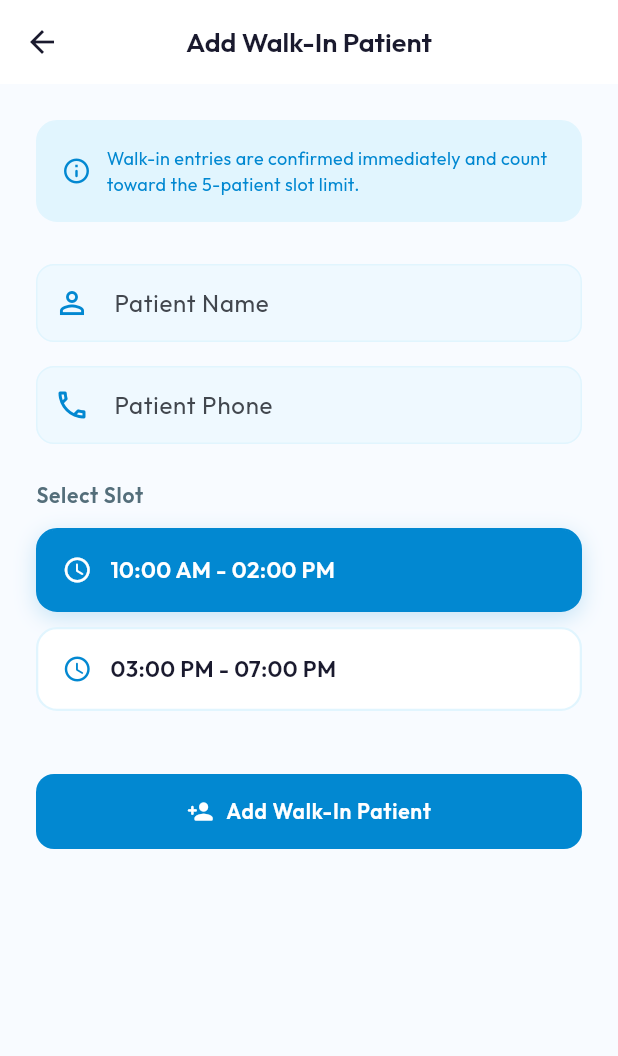
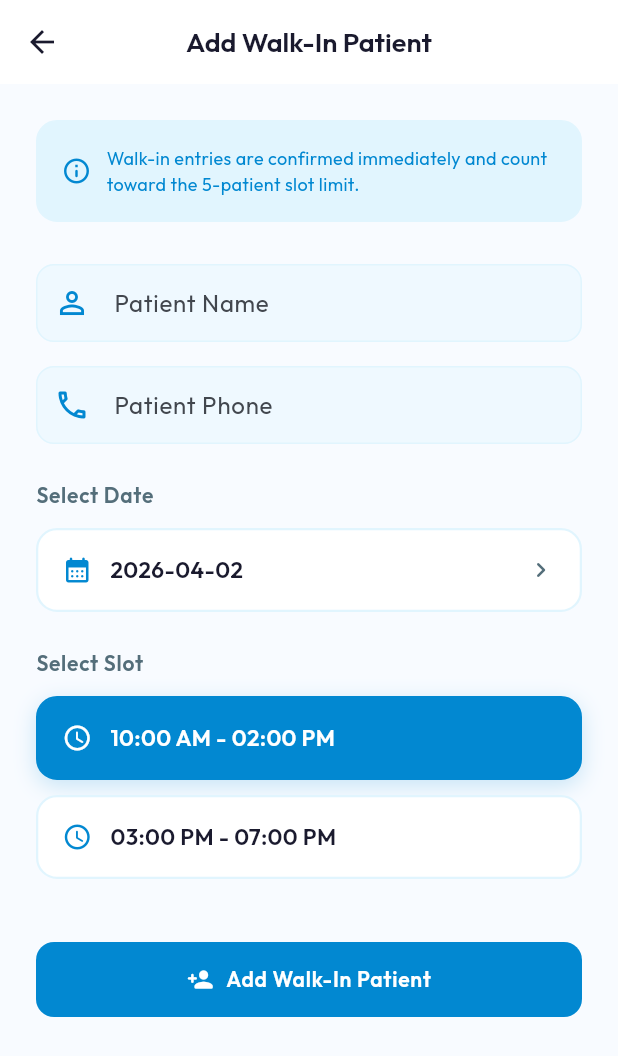
Before and after one commit to Charan512/ManaHospitalUI, a Flutter app: the OfflineEntryForm screen opened directly, on a phone screen of 412 x 824 dp. Shown: the top 1056 px of the screen. Run offline on Flutter 3.47's test engine with Material 3 defaults, Android fonts, the phone set to English and light mode, and no system bars; our stand-ins replace firebase_auth, firebase_core, flutter_secure_storage, go_router, shimmer; accounts and stored records are empty.

Commit message:
Feat: Implement dynamic Admin date picker for offline walk-in bookings

```diff
--- a/lib/screens/admin/offline_entry_form.dart
+++ b/lib/screens/admin/offline_entry_form.dart
@@ -31,14 +31,21 @@ class _OfflineEntryFormState extends State<OfflineEntryForm> {
     '03:00 PM - 07:00 PM',
   ];
 
-  String get _todayString {
-    final now = DateTime.now();
-    return '${now.year}-${now.month.toString().padLeft(2, '0')}-'
-        '${now.day.toString().padLeft(2, '0')}';
+  DateTime _selectedDate = DateTime.now();
+  String get _dateString {
+    return '${_selectedDate.year}-${_selectedDate.month.toString().padLeft(2, '0')}-'
+        '${_selectedDate.day.toString().padLeft(2, '0')}';
   }
 
   bool _isSlotExpired(String slot) {
     final now = DateTime.now();
+    // Only apply expiration rules if the selected date is today.
+    if (_selectedDate.year != now.year ||
+        _selectedDate.month != now.month ||
+        _selectedDate.day != now.day) {
+      return false;
+    }
+
     final hour = now.hour;
     final minute = now.minute;
     if (slot == '10:00 AM - 02:00 PM') {
@@ -52,9 +59,41 @@ class _OfflineEntryFormState extends State<OfflineEntryForm> {
   @override
   void initState() {
     super.initState();
-    // Default to the first non-expired slot, if any.
-    if (_isSlotExpired('10:00 AM - 02:00 PM') && !_isSlotExpired('03:00 PM - 07:00 PM')) {
+    // If BOTH slots have expired today (i.e. past 7 PM), default to tomorrow.
+    final now = DateTime.now();
+    if (now.hour > 19 || (now.hour == 19 && now.minute > 0)) {
+      _selectedDate = now.add(const Duration(days: 1));
+    } else if (_isSlotExpired('10:00 AM - 02:00 PM')) {
       _selectedSlot = '03:00 PM - 07:00 PM';
+    }
+  }
+
+  Future<void> _pickDate() async {
+    final picked = await showDatePicker(
+      context: context,
+      initialDate: _selectedDate,
+      firstDate: DateTime.now(), // Disable past dates natively
+      lastDate: DateTime.now().add(const Duration(days: 90)),
+      builder: (context, child) {
+        return Theme(
+          data: ThemeData.light().copyWith(
+            primaryColor: AppColors.medicalBlue,
+            colorScheme: const ColorScheme.light(primary: AppColors.medicalBlue),
+            buttonTheme: const ButtonThemeData(textTheme: ButtonTextTheme.primary),
+          ),
+          child: child!,
+        );
+      },
+    );
+
+    if (picked != null) {
+      setState(() {
+        _selectedDate = picked;
+        // Default back to first slot if moving to a future date
+        if (!_isSlotExpired('10:00 AM - 02:00 PM')) {
+          _selectedSlot = '10:00 AM - 02:00 PM';
+        }
+      });
     }
   }
 
@@ -75,7 +114,7 @@ class _OfflineEntryFormState extends State<OfflineEntryForm> {
     try {
       final body = await ApiService.addOfflinePatient(
         token:        auth.jwtToken!,
-        date:         _todayString,
+        date:         _dateString,
         slot:         _selectedSlot,
         patientName:  _nameController.text.trim(),
         patientPhone: _phoneController.text.trim(),
@@ -189,6 +228,46 @@ class _OfflineEntryFormState extends State<OfflineEntryForm> {
 
               const SizedBox(height: 24),
 
+              // Date selection
+              Text(
+                'Select Date',
+                style: AppTextStyles.labelLarge
+                    .copyWith(color: AppColors.textSecondary),
+              ),
+              const SizedBox(height: 12),
+
+              InkWell(
+                onTap: _pickDate,
+                borderRadius: BorderRadius.circular(14),
+                child: Container(
+                  padding: const EdgeInsets.all(16),
+                  decoration: BoxDecoration(
+                    color: AppColors.white,
+                    borderRadius: BorderRadius.circular(14),
+                    border: Border.all(color: AppColors.cardBorder, width: 1.5),
+                  ),
+                  child: Row(
+                    children: [
+                      const Icon(Icons.calendar_month_rounded, color: AppColors.medicalBlue, size: 20),
+                      const SizedBox(width: 12),
+                      Text(
+                        _dateString,
+                        style: const TextStyle(
+                          fontFamily: 'Outfit',
+                          fontSize: 15,
+                          fontWeight: FontWeight.w600,
+                          color: AppColors.textPrimary,
+                        ),
+                      ),
+                      const Spacer(),
+                      const Icon(Icons.chevron_right_rounded, color: AppColors.textSecondary, size: 20),
+                    ],
+                  ),
+                ),
+              ),
+
+              const SizedBox(height: 24),
+
               // Slot selection
               Text(
                 l10n.tr('selectSlot'),
```
